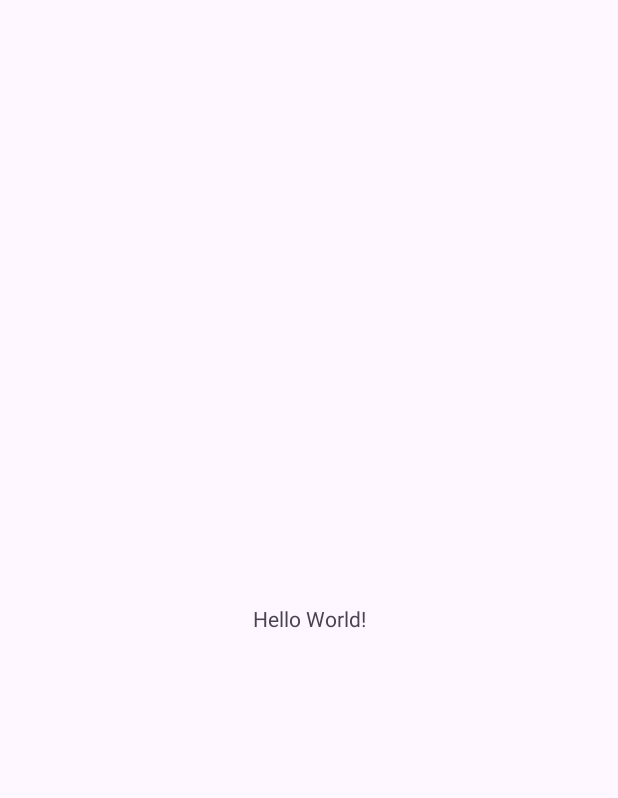
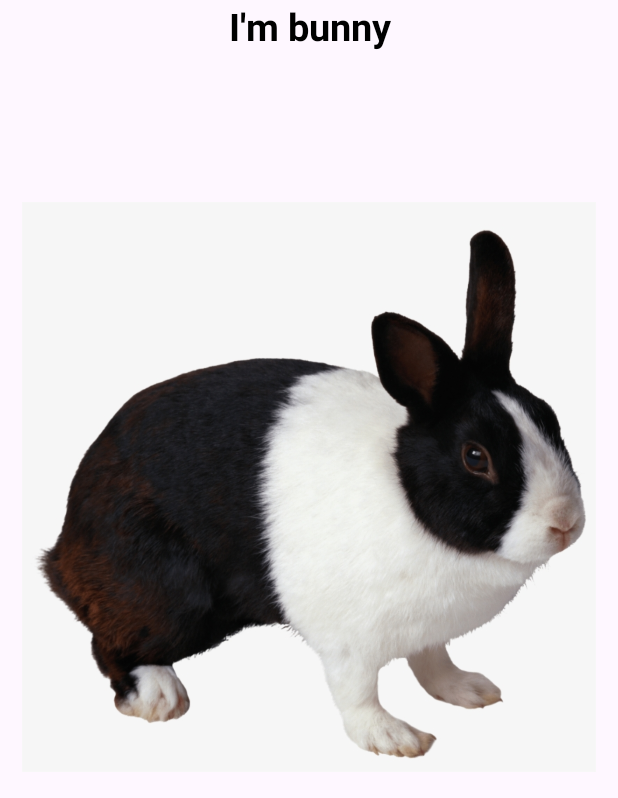
Before and after one commit to moonPine1013/AndroidProject, an Android app: the screen it shows after launch (MainActivity), on a phone screen of 412 x 824 dp. Before the commit the part shown is almost empty. Shown: the top 798 px of the screen. Run offline under Robolectric (Android 15) with nearby library versions, the phone set to English and light mode, and no system bars.

Commit message:
Display an image of rabbit

```diff
--- a/RabbitEstella/app/src/main/res/layout/activity_main.xml
+++ b/RabbitEstella/app/src/main/res/layout/activity_main.xml
@@ -1,18 +1,31 @@
 <?xml version="1.0" encoding="utf-8"?>
-<androidx.constraintlayout.widget.ConstraintLayout xmlns:android="http://schemas.android.com/apk/res/android"
-    xmlns:app="http://schemas.android.com/apk/res-auto"
-    xmlns:tools="http://schemas.android.com/tools"
+
+<LinearLayout xmlns:android="http://schemas.android.com/apk/res/android"
     android:layout_width="match_parent"
     android:layout_height="match_parent"
-    tools:context=".MainActivity">
+    android:orientation="vertical">
+
+
 
     <TextView
-        android:layout_width="wrap_content"
+        android:layout_width="match_parent"
         android:layout_height="wrap_content"
-        android:text="Hello World!"
-        app:layout_constraintBottom_toBottomOf="parent"
-        app:layout_constraintEnd_toEndOf="parent"
-        app:layout_constraintStart_toStartOf="parent"
-        app:layout_constraintTop_toTopOf="parent" />
+        android:gravity="center"
+        android:text="I'm bunny"
+        android:textColor="@color/black"
+        android:textSize="25sp"
+        android:textStyle="bold">
 
-</androidx.constraintlayout.widget.ConstraintLayout>
+    </TextView>
+
+
+    <ImageView
+        android:layout_width="match_parent"
+        android:layout_height="380dp"
+        android:layout_marginTop="100dp"
+        android:layout_gravity="center"
+        android:src="@drawable/rabbit">
+
+    </ImageView>
+
+</LinearLayout>
```
Also changed, not shown: RabbitEstella/app/src/main/res/drawable/rabbit.png (added).
